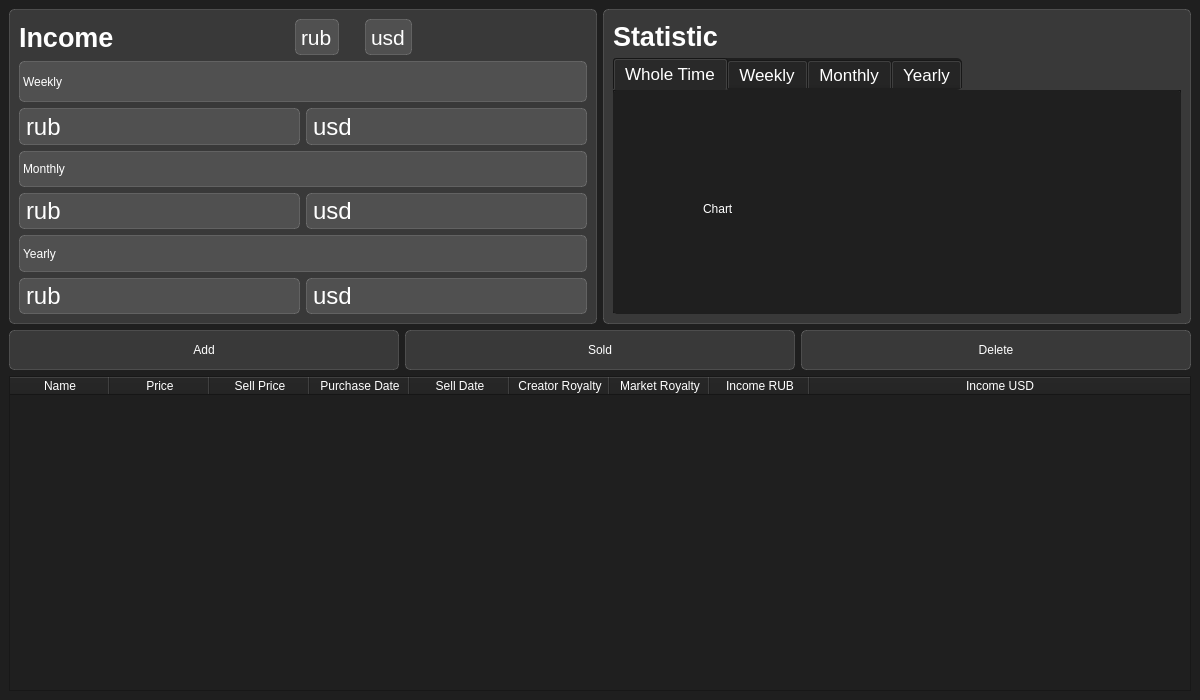
Old version of the form ui/base/ui_main.ui in the repository A-Lazar-A/LazarusApp.
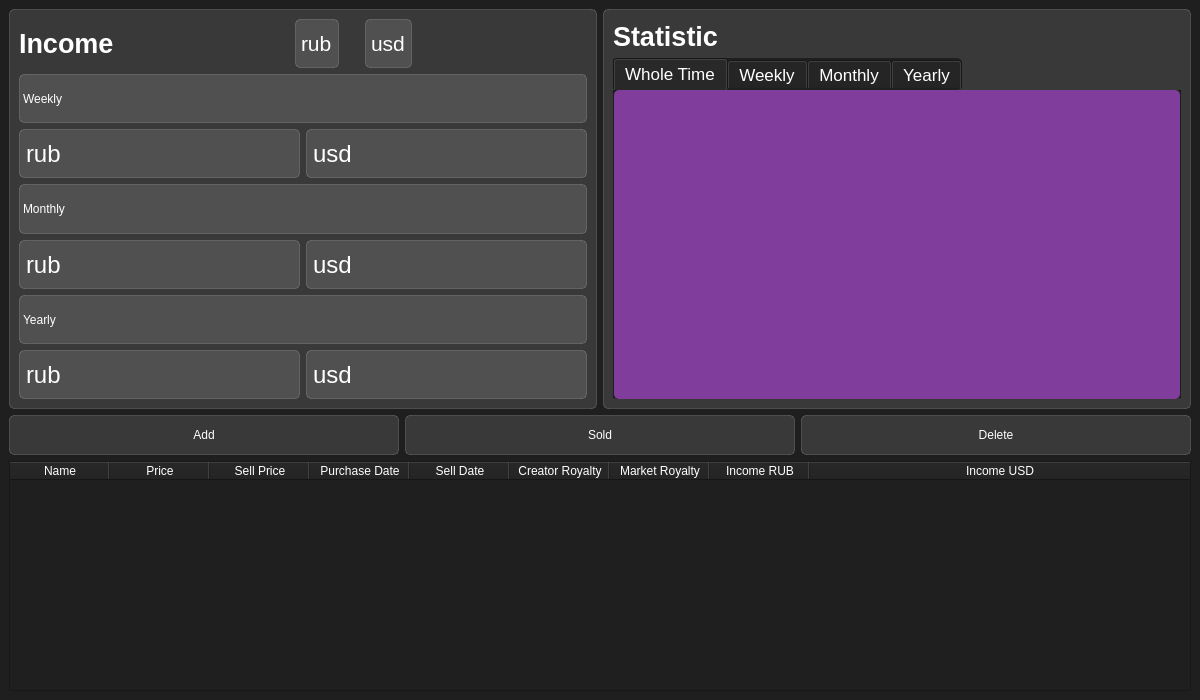
New version of the form. Icons and pictures are not drawn. Custom widgets are drawn as their Qt base class.

Commit message: Added chart and custom style to chart

What changed in the file:
```diff
--- a/ui/base/ui_main.ui
+++ b/ui/base/ui_main.ui
@@ -245,6 +245,30 @@
       </item>
       <item>
        <widget class="QFrame" name="statistic_frame">
+        <property name="sizePolicy">
+         <sizepolicy hsizetype="Preferred" vsizetype="Preferred">
+          <horstretch>0</horstretch>
+          <verstretch>0</verstretch>
+         </sizepolicy>
+        </property>
+        <property name="minimumSize">
+         <size>
+          <width>0</width>
+          <height>400</height>
+         </size>
+        </property>
+        <property name="maximumSize">
+         <size>
+          <width>16777215</width>
+          <height>400</height>
+         </size>
+        </property>
+        <property name="sizeIncrement">
+         <size>
+          <width>0</width>
+          <height>0</height>
+         </size>
+        </property>
         <property name="styleSheet">
          <string notr="true">background-color: rgba(255, 255, 255, 30);
 border: 1px solid rgba(255, 255, 255, 40);
@@ -316,19 +340,31 @@
             <attribute name="title">
              <string>Whole Time</string>
             </attribute>
-            <widget class="QLabel" name="label_14">
-             <property name="geometry">
-              <rect>
-               <x>90</x>
-               <y>110</y>
-               <width>67</width>
-               <height>17</height>
-              </rect>
+            <layout class="QHBoxLayout" name="horizontalLayout_8">
+             <property name="spacing">
+              <number>0</number>
              </property>
-             <property name="text">
-              <string>Chart</string>
+             <property name="leftMargin">
+              <number>1</number>
              </property>
-            </widget>
+             <property name="topMargin">
+              <number>0</number>
+             </property>
+             <property name="rightMargin">
+              <number>1</number>
+             </property>
+             <property name="bottomMargin">
+              <number>0</number>
+             </property>
+             <item>
+              <widget class="QChartView" name="widget" native="true">
+               <property name="styleSheet">
+                <string notr="true">background-color: rgb(129, 61, 156);
+border: none;</string>
+               </property>
+              </widget>
+             </item>
+            </layout>
            </widget>
            <widget class="QWidget" name="weekly">
             <attribute name="title">
@@ -564,6 +600,14 @@
    </layout>
   </widget>
  </widget>
+ <customwidgets>
+  <customwidget>
+   <class>QChartView</class>
+   <extends>QWidget</extends>
+   <header>QtCharts</header>
+   <container>1</container>
+  </customwidget>
+ </customwidgets>
  <resources>
   <include location="../../res.qrc"/>
  </resources>
```
The commit also changes 2 other files.
